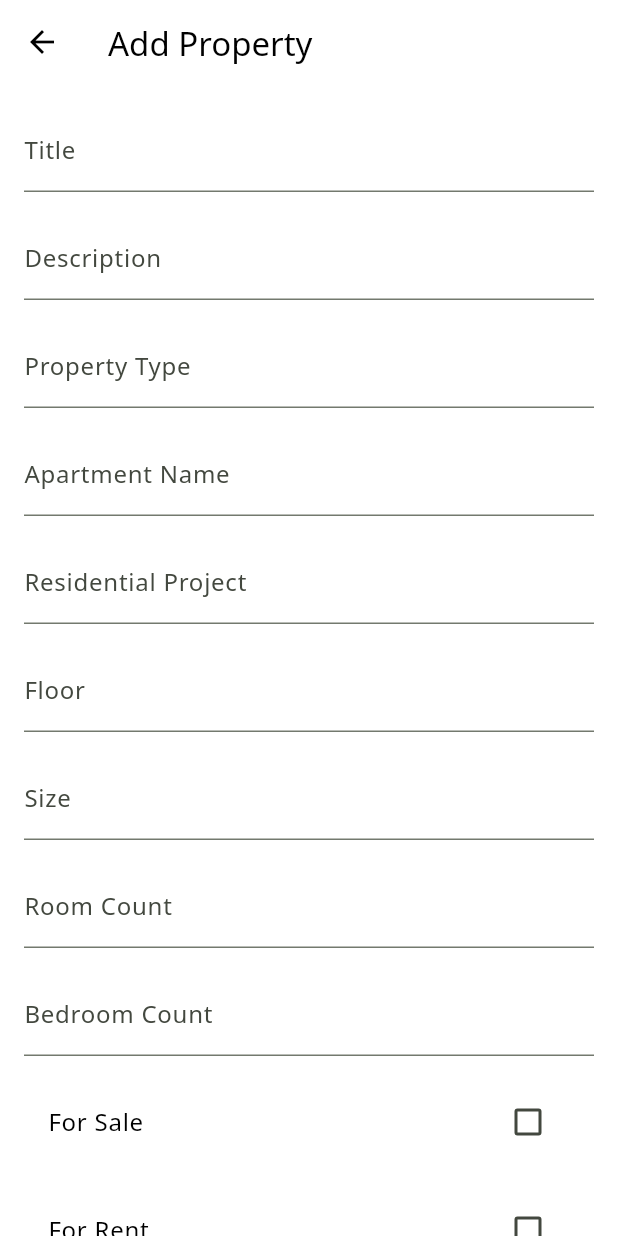
After one commit to evan8133/real_estate_app, a Flutter app: the AgentNavScreen screen opened by its route, item 2 of the bottom bar chosen, after a tap on "Add Property", on a phone screen of 412 x 824 dp. The commit adds this screen. Run offline on Flutter 3.47's test engine with Material 2 defaults, Android fonts, the phone set to English and light mode, and no system bars; our stand-ins replace auto_route, babstrap_settings_screen, cached_network_image, carousel_slider, cloud_firestore, firebase_auth and 12 more; missing offline and left inert: google_maps_place_picker_mb, multi_image_picker_plus; accounts and stored records are empty.

Commit message:
updates agent

```diff
--- a/real_estate_app/lib/model/properties_model.dart
+++ b/real_estate_app/lib/model/properties_model.dart
@@ -14,11 +14,10 @@ class Property {
   final String? residentialProject;
   final List<String> includedAmenities;
   final bool forSale;
+  final String status;
   final bool forRent;
   final double price;
   final int bedroomCount;
-  final String virtualTourLink;
-  final List<String> images;
   final String agentId;
 
   Property({
@@ -34,12 +33,11 @@ class Property {
     this.apartmentName,
     this.residentialProject,
     required this.includedAmenities,
+    required this.status,
     required this.forSale,
     required this.forRent,
     required this.price,
     required this.bedroomCount,
-    required this.virtualTourLink,
-    required this.images,
     required this.agentId,
   });
 
@@ -109,6 +107,7 @@ class Property {
     size: json['size'].toDouble(),
     roomCount: int.parse(json['roomCount']),
     type: json['type'],
+    status: json['status'],
     floor: json['floor'] != null ? int.parse(json['floor']) : null,
     apartmentName: json['apartmentName'],
     residentialProject: json['residentialProject'],
@@ -117,8 +116,6 @@ class Property {
     forRent: json['forRent'],
     price: json['price'].toDouble(),
     bedroomCount: int.parse(json['bedroomCount']),
-    virtualTourLink: json['virtualTourLink'],
-    images: List<String>.from(json['images']),
     agentId: json['agentId'],
   );
 
@@ -137,10 +134,9 @@ class Property {
     'includedAmenities': includedAmenities,
     'forSale': forSale,
     'forRent': forRent,
+    'status': status,
     'price': price,
     'bedroomCount': bedroomCount,
-    'virtualTourLink': virtualTourLink,
-    'images': images,
     'agentId': agentId,
   };
 }
--- a/real_estate_app/lib/screens/admin/setting/admin_setting_screen.dart
+++ b/real_estate_app/lib/screens/admin/setting/admin_setting_screen.dart
@@ -45,7 +45,7 @@ class _AdminSettingScreenState extends State<AdminSettingScreen> {
               BigUserCard(
                 backgroundColor: Theme.of(context).colorScheme.secondary,
                 settingColor: Theme.of(context).colorScheme.primaryContainer,
-                userName: _user['name'],
+                userName: '${_user['role']}\n${_user['name']}',
                 userProfilePic: const AssetImage("assets/user.png"),
                 cardActionWidget: SettingsItem(
                   icons: Icons.edit,
--- /dev/null
+++ b/real_estate_app/lib/screens/agent/agent_properties/agent_add_properte.dart
@@ -0,0 +1,257 @@
+import 'package:cloud_firestore/cloud_firestore.dart';
+import 'package:flutter/foundation.dart';
+import 'package:flutter/material.dart';
+import 'package:google_maps_flutter/google_maps_flutter.dart';
+import 'package:google_maps_place_picker_mb/google_maps_place_picker.dart';
+import 'package:multi_image_picker_plus/multi_image_picker_plus.dart';
+import 'package:provider/provider.dart';
+import 'package:firebase_storage/firebase_storage.dart';
+import 'package:cached_network_image/cached_network_image.dart';
+
+import 'package:real_estate_app/model/properties_model.dart';
+import 'package:real_estate_app/services/firestore_user_methods.dart';
+import '../../../services/firestore_properties_methods.dart';
+
+class AgentAddPropertyScreen extends StatefulWidget {
+  @override
+  _AgentAddPropertyScreenState createState() => _AgentAddPropertyScreenState();
+}
+
+class _AgentAddPropertyScreenState extends State<AgentAddPropertyScreen> {
+  final _formKey = GlobalKey<FormState>();
+
+  String title = '';
+  String description = '';
+  GeoPoint selectedLocation = const GeoPoint(0, 0);
+  List<Asset> selectedImages = [];
+  List<String> imageUrls = [];
+  String propertyType = '';
+  int? floor;
+  String? apartmentName;
+  String? residentialProject;
+  bool forSale = false;
+  bool forRent = false;
+  double price = 0.0;
+  double size = 0.0;
+  int roomCount = 0;
+  int bedroomCount = 0;
+
+  Future<void> _selectLocation() async {
+  Navigator.push(
+      context,
+      MaterialPageRoute(
+        builder: (context) => PlacePicker(
+          apiKey: 'AIzaSyAjaGWBMTQuFityWuHRB5lokimKetelTEE',
+          onPlacePicked: (result) {
+            Navigator.of(context).pop();
+          },
+          initialPosition: const LatLng(37.42796133580664, -122.085749655962),
+          useCurrentLocation: true,
+          resizeToAvoidBottomInset: false, // only works in page mode, less flickery, remove if wrong offsets
+        ),
+      ),
+    );
+}
+
+
+  Future<void> _selectImages() async {
+    List<Asset> resultList = await MultiImagePicker.pickImages();
+
+    if (resultList != null) {
+      setState(() {
+        selectedImages = resultList;
+      });
+    }
+  }
+
+  Future<void> _uploadImages() async {
+    FirebaseStorage storage = FirebaseStorage.instance;
+
+    for (var image in selectedImages) {
+      ByteData byteData = await image.getByteData();
+      DateTime now = DateTime.now();
+      String filePath =
+          'images/${now.year}_${now.month}_${now.day}/${now.microsecondsSinceEpoch}.png';
+      UploadTask uploadTask =
+          storage.ref().child(filePath).putData(byteData.buffer.asUint8List());
+
+      final TaskSnapshot downloadUrl = (await uploadTask);
+      final String url = await downloadUrl.ref.getDownloadURL();
+
+      imageUrls.add(url);
+    }
+  }
+
+  void _submitForm() async {
+    if (_formKey.currentState!.validate()) {
+      await _uploadImages();
+
+      // Create property object
+      Property newProperty = Property(
+        propertyId: 'generate id',
+        title: title,
+        description: description,
+        location: selectedLocation,
+        nearbyPlaces: [],
+        size: 0.0,
+        roomCount: 0,
+        type: propertyType,
+        floor: floor,
+        apartmentName: apartmentName,
+        residentialProject: residentialProject,
+        includedAmenities: imageUrls,
+        forSale: forSale,
+        forRent: forRent,
+        status: 'available',
+        price: price,
+        bedroomCount: 0,
+        agentId: 'get agent id',
+      );
+
+      // Save to Firestore
+      //await context.read<PropertyService>().addProperty(newProperty);
+    }
+  }
+
+  @override
+  Widget build(BuildContext context) {
+    return Scaffold(
+      appBar: AppBar(
+        title: const Text('Add Property'),
+      ),
+      body: SingleChildScrollView(
+        padding: const EdgeInsets.all(16),
+        child: Form(
+          key: _formKey,
+          child: Column(
+            crossAxisAlignment: CrossAxisAlignment.start,
+            children: <Widget>[
+              TextFormField(
+                decoration: const InputDecoration(labelText: 'Title'),
+                onChanged: (value) => title = value,
+                validator: (value) =>
+                    value!.isEmpty ? 'Please enter a title' : null,
+              ),
+              const SizedBox(height: 16),
+              TextFormField(
+                decoration: const InputDecoration(labelText: 'Description'),
+                onChanged: (value) => description = value,
+                validator: (value) =>
+                    value!.isEmpty ? 'Please enter a description' : null,
+              ),
+              const SizedBox(height: 16),
+
+              TextFormField(
+                decoration: const InputDecoration(labelText: 'Property Type'),
+                onChanged: (value) => propertyType = value,
+                validator: (value) =>
+                    value!.isEmpty ? 'Please enter a property type' : null,
+              ),
+              const SizedBox(height: 16),
+
+              TextFormField(
+                decoration: const InputDecoration(labelText: 'Apartment Name'),
+                onChanged: (value) => apartmentName = value,
+              ),
+              const SizedBox(height: 16),
+
+              TextFormField(
+                decoration:
+                    const InputDecoration(labelText: 'Residential Project'),
+                onChanged: (value) => residentialProject = value,
+              ),
+              const SizedBox(height: 16),
+
+              TextFormField(
+                decoration: const InputDecoration(labelText: 'Floor'),
+                onChanged: (value) => floor = int.parse(value),
+                validator: (value) =>
+                    value!.isEmpty ? 'Please enter a floor' : null,
+                keyboardType: TextInputType.number,
+              ),
+              const SizedBox(height: 16),
+
+              TextFormField(
+                decoration: const InputDecoration(labelText: 'Size'),
+                onChanged: (value) => size = double.parse(value),
+                validator: (value) =>
+                    value!.isEmpty ? 'Please enter a size' : null,
+                keyboardType: TextInputType.number,
+              ),
+              const SizedBox(height: 16),
+
+              TextFormField(
+                decoration: const InputDecoration(labelText: 'Room Count'),
+                onChanged: (value) => roomCount = int.parse(value),
+                validator: (value) =>
+                    value!.isEmpty ? 'Please enter room count' : null,
+                keyboardType: TextInputType.number,
+              ),
+              const SizedBox(height: 16),
+
+              TextFormField(
+                decoration: const InputDecoration(labelText: 'Bedroom Count'),
+                onChanged: (value) => bedroomCount = int.parse(value),
+                validator: (value) =>
+                    value!.isEmpty ? 'Please enter bedroom count' : null,
+                keyboardType: TextInputType.number,
+              ),
+              const SizedBox(height: 16),
+
+              CheckboxListTile(
+                title: const Text('For Sale'),
+                value: forSale,
+                onChanged: (bool? value) => setState(() => forSale = value!),
+              ),
+              const SizedBox(height: 16),
+
+              CheckboxListTile(
+                title: const Text('For Rent'),
+                value: forRent,
+                onChanged: (bool? value) => setState(() => forRent = value!),
+              ),
+              const SizedBox(height: 16),
+
+              TextFormField(
+                decoration: const InputDecoration(labelText: 'Price'),
+                onChanged: (value) => price = double.parse(value),
+                validator: (value) =>
+                    value!.isEmpty ? 'Please enter a price' : null,
+                keyboardType: TextInputType.number,
+              ),
+              const SizedBox(height: 16),
+
+              SizedBox(
+                width: double.infinity,
+                child: ElevatedButton(
+                  onPressed: _selectLocation,
+                  child: const Text('Select Location'),
+                ),
+              ),
+              const SizedBox(height: 16),
+
+              SizedBox(
+                width: double.infinity,
+                child: ElevatedButton(
+                  onPressed: _selectImages,
+                  child: const Text('Select Images'),
+                ),
+              ),
+              const SizedBox(height: 16),
+              const Divider(),
+              SizedBox(
+                width: double.infinity,
+                child: ElevatedButton(
+                  onPressed: _submitForm,
+                  child: const Text('Save Property'),
+                ),
+              ),
+              const SizedBox(height: 16),
+
+            ],
+          ),
+        ),
+      ),
+    );
+  }
+}
--- a/real_estate_app/lib/screens/agent/agent_properties/agent_properties_screen.dart
+++ b/real_estate_app/lib/screens/agent/agent_properties/agent_properties_screen.dart
@@ -1,16 +1,95 @@
-import 'package:flutter/src/widgets/framework.dart';
-import 'package:flutter/src/widgets/placeholder.dart';
+import 'package:auto_route/auto_route.dart';
+import 'package:cloud_firestore/cloud_firestore.dart';
+import 'package:flutter/material.dart';
+import 'package:provider/provider.dart';
+import 'package:real_estate_app/router/router.gr.dart';
+import 'package:real_estate_app/services/firebase_auth_methods.dart';
 
 class AgentPropertiesScreen extends StatefulWidget {
-  const AgentPropertiesScreen({super.key});
+  const AgentPropertiesScreen({Key? key}) : super(key: key);
 
   @override
   State<AgentPropertiesScreen> createState() => _AgentPropertiesScreenState();
 }
 
 class _AgentPropertiesScreenState extends State<AgentPropertiesScreen> {
+  late Future<List<DocumentSnapshot>> _propertiesFuture;
+
+  @override
+  void initState() {
+    super.initState();
+    _propertiesFuture = context.read<FirebsaeAuthMethods>().getUserProperties(
+          context.read<FirebsaeAuthMethods>().user.uid,
+        );
+  }
+
   @override
   Widget build(BuildContext context) {
-    return const Placeholder();
+    return RefreshIndicator(
+      onRefresh: () async {
+        setState(() {
+          _propertiesFuture = context
+              .read<FirebsaeAuthMethods>()
+              .getUserProperties(context.read<FirebsaeAuthMethods>().user.uid);
+        });
+      },
+      child: Padding(
+        padding: const EdgeInsets.all(8.0),
+        child: FutureBuilder<List<DocumentSnapshot>>(
+          future: _propertiesFuture,
+          builder: (BuildContext context,
+              AsyncSnapshot<List<DocumentSnapshot>> snapshot) {
+            if (snapshot.connectionState == ConnectionState.waiting) {
+              return const Center(child: CircularProgressIndicator());
+            } else if (snapshot.hasError) {
+              return Center(child: Text('Error: ${snapshot.error}'));
+            } else {
+              return Column(
+                children: [
+                  SizedBox(
+                    width: double.infinity,
+                    child: ElevatedButton(
+                      onPressed: () {
+                        context.router.push(
+                          const AddpropertyRoute(),
+                        );
+                      },
+                      child: const Text('Add Property'),
+                    ),
+                  ),
+                  Expanded(
+                    child: ListView.builder(
+                      itemCount: snapshot.data?.length ?? 0,
+                      itemBuilder: (BuildContext context, int index) {
+                        Map<String, dynamic> data = snapshot.data![index].data()
+                            as Map<String, dynamic>;
+                        return GestureDetector(
+                          onTap: () {
+                            context.router.push(
+                              PropertydetailRoute(
+                                properteId: snapshot.data![index].id,
+                              ),
+                            );
+                          },
+                          child: Card(
+                            child: ListTile(
+                              title: Text(data['title']),
+                              subtitle: Text('Price: ${data['price']}'),
+                              trailing: Text(
+                                'Type: ${data['type'] ?? 'N/A'}\nStatus: ${data['status']}',
+                              ),
+                            ),
+                          ),
+                        );
+                      },
+                    ),
+                  ),
+                ],
+              );
+            }
+          },
+        ),
+      ),
+    );
   }
 }
--- a/real_estate_app/lib/screens/agent/home/agent_nav_home.dart
+++ b/real_estate_app/lib/screens/agent/home/agent_nav_home.dart
@@ -24,9 +24,9 @@ class _NavigationPagesState extends State<AgentNavScreen> {
         centerTitle: true,
         leading: const AutoLeadingButton(),
       ),
-      routes: const [
-        Agenthome(),
-        Agentproperties(),
+      routes:  [
+        const Agenthome(),
+        const Agentproperties(),
         Agentsetting(),
       ],
       bottomNavigationBuilder: (context, tabsRouter) {
--- a/real_estate_app/lib/screens/agent/settings/agent_settings_screen.dart
+++ b/real_estate_app/lib/screens/agent/settings/agent_settings_screen.dart
@@ -45,16 +45,16 @@ class _SettingScreenState extends State<AgentSettingScreen> {
             children: [
               // User card
               BigUserCard(
-                backgroundColor: Theme.of(context).colorScheme.secondary,
+                backgroundColor: Theme.of(context).colorScheme.tertiary,
                 settingColor: Theme.of(context).colorScheme.primaryContainer,
-                userName: _user['name'],
+                userName: '${_user['role']}\n${_user['name']}',
                 userProfilePic: const AssetImage("assets/user.png"),
                 cardActionWidget: SettingsItem(
                   icons: Icons.edit,
                   iconStyle: IconStyle(
                     withBackground: true,
                     borderRadius: 50,
-                    backgroundColor: Theme.of(context).colorScheme.primary,
+                    backgroundColor: Theme.of(context).colorScheme.tertiary,
                   ),
                   title: "Modify",
                   subtitle: "Tap to change your data",
--- a/real_estate_app/lib/screens/users/setting/setting_screen.dart
+++ b/real_estate_app/lib/screens/users/setting/setting_screen.dart
@@ -47,7 +47,7 @@ class _SettingScreenState extends State<SettingScreen> {
               BigUserCard(
                 backgroundColor: Theme.of(context).colorScheme.secondary,
                 settingColor: Theme.of(context).colorScheme.primaryContainer,
-                userName: _user['name'],
+                userName: '${_user['role']}\n${_user['name']}',
                 userProfilePic: const AssetImage("assets/user.png"),
                 cardActionWidget: SettingsItem(
                   icons: Icons.edit,
--- a/real_estate_app/lib/services/firebase_auth_methods.dart
+++ b/real_estate_app/lib/services/firebase_auth_methods.dart
@@ -70,7 +70,7 @@ class FirebsaeAuthMethods {
             // This is an admin user.
             // Navigate to the admin page.
             context.router.replace(const AdminNavigation());
-          } else if(userData['role'] == 'agent') {
+          } else if (userData['role'] == 'agent') {
             context.router.replace(const AgentNavRoute());
           } else {
             // This is a regular user.
@@ -127,4 +127,20 @@ class FirebsaeAuthMethods {
       showSnackBar(context, "Error: Could not delete user data");
     }
   }
+
+  Future<List<DocumentSnapshot>> getUserProperties(String uid) async {
+    DocumentSnapshot userDoc =
+        await _firebaseFirestore.collection('users').doc(uid).get();
+    Map<String, dynamic> userData = userDoc.data() as Map<String, dynamic>? ??
+        {}; // cast to Map<String, dynamic>
+    List<String> propertyIds =
+        List<String>.from(userData['listedProperties'] ?? []);
+    List<DocumentSnapshot> propertyDocs = [];
+    for (String id in propertyIds) {
+      DocumentSnapshot propertyDoc =
+          await _firebaseFirestore.collection('properties').doc(id).get();
+      propertyDocs.add(propertyDoc);
+    }
+    return propertyDocs;
+  }
 }
--- /dev/null
+++ b/real_estate_app/lib/services/storage_service.dart
@@ -0,0 +1,3 @@
+class FirebaseStorageMethods{
+
+}
--- a/real_estate_app/pubspec.yaml
+++ b/real_estate_app/pubspec.yaml
@@ -40,7 +40,7 @@ dependencies:
   flutterfire_ui: ^0.4.3+20
   firebase_core: ^2.13.1
   firebase_auth: ^4.6.2
-  firebase_storage: ^11.2.2
+  firebase_storage: ^11.2.3
   provider: ^6.0.5
   auto_route: ^5.0.2
   flutter_svg: ^1.1.6
@@ -59,6 +59,9 @@ dependencies:
   icons_plus: ^3.0.0
   google_maps_flutter: ^2.2.8
   location: ^4.3.0
+  carousel_slider: ^4.2.1
+  multi_image_picker_plus: ^0.0.2
+  google_maps_place_picker_mb: ^3.0.2
 
 dev_dependencies:
   flutter_test:
```
Also changed, not shown: real_estate_app/lib/router/router.dart (+20 -10 lines), real_estate_app/lib/screens/agent/agent_properties/agent_properte_detial_screen.dart (added, +249 -0 lines), real_estate_app/lib/router/router.gr.dart, real_estate_app/pubspec.lock, 68 other files.
